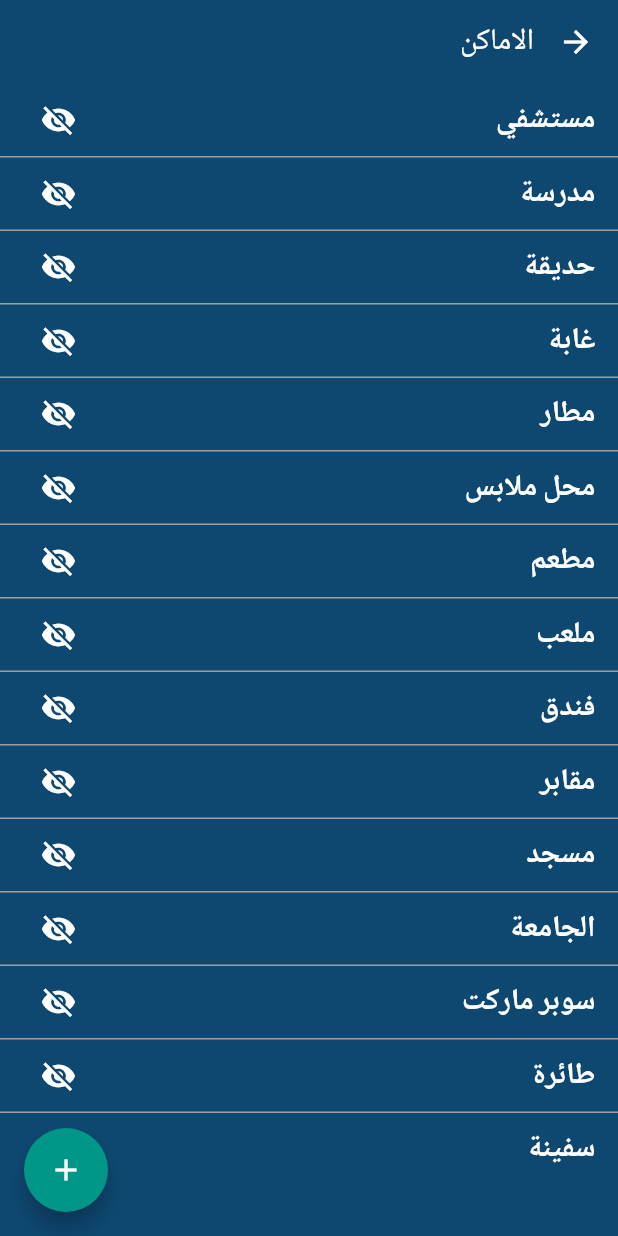
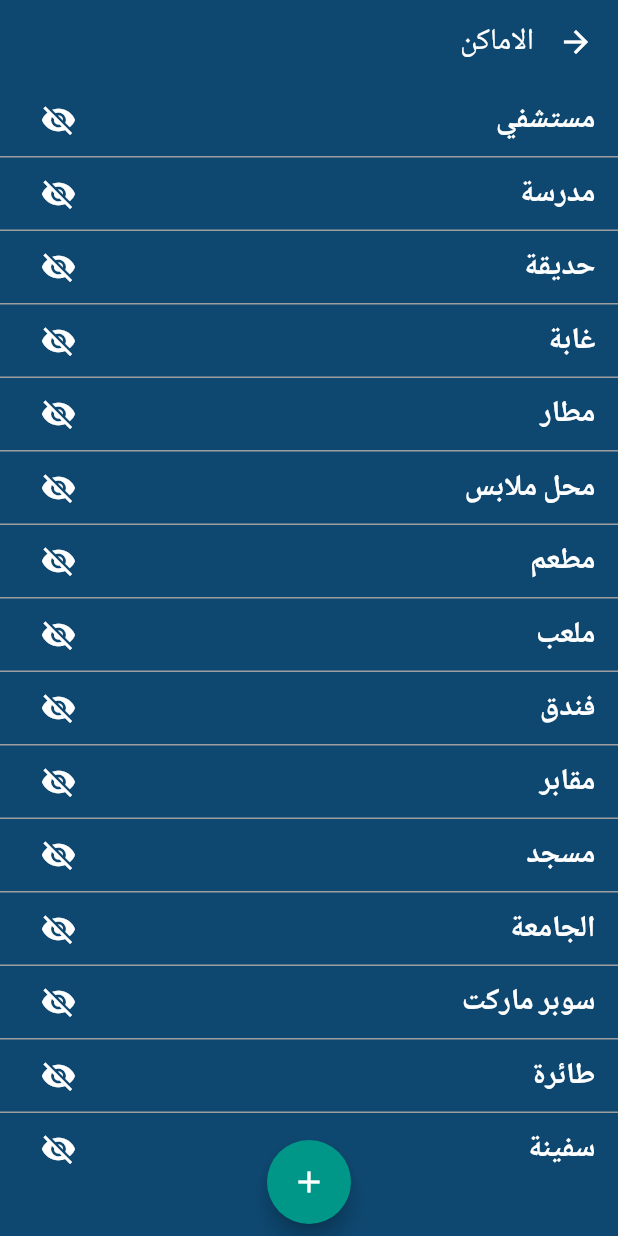
Before and after one commit to mostafaosama113/spy_game, a Flutter app: the screen it shows after launch, after a tap on "Location", on a phone screen of 412 x 824 dp. Run offline on Flutter 3.47's test engine with Material 2 defaults, Android fonts, the phone set to English and light mode, and no system bars; our stand-ins replace bloc, flip_card, flutter_bloc, font_awesome_flutter, google_fonts, shared_preferences and 1 more; missing offline and left inert: flutter_toastr; accounts and stored records are empty.

Commit message:
upgrade version

```diff
--- a/lib/layouts/locations_screen/locations_screen.dart
+++ b/lib/layouts/locations_screen/locations_screen.dart
@@ -60,7 +60,9 @@ class LocationsScreen extends StatelessWidget {
                     : const Center(
                         child: Text('No locations'),
                       ),
-            floatingActionButton: FloatingActionButton(
+            floatingActionButton: Padding(
+              padding: const EdgeInsets.all(8.0),
+              child: FloatingActionButton(
                 onPressed: () {
                   if (bloc.isAdding) {
                     if (locationText.isNotEmpty) {
@@ -110,6 +112,9 @@ class LocationsScreen extends StatelessWidget {
                 backgroundColor: Colors.teal,
                 child: Icon(bloc.isAdding ? Icons.check : Icons.add),
               ),
+            ),
+            floatingActionButtonLocation:
+                FloatingActionButtonLocation.centerDocked,
           );
         },
       ),
--- a/lib/shared/theme.dart
+++ b/lib/shared/theme.dart
@@ -22,6 +22,8 @@ ThemeData theme() {
     appBarTheme: const AppBarTheme(
       titleSpacing: .1,
       systemOverlayStyle: SystemUiOverlayStyle(
+        systemNavigationBarColor: darkBlue,
+        systemNavigationBarIconBrightness: Brightness.light,
         statusBarColor: Colors.transparent,
         statusBarBrightness: Brightness.light,
       ),
```
Also changed, not shown: lib/shared/components/card_side.dart (+6 -2 lines), pubspec.lock, 2 other files. Lines whose indentation alone changed are shown as unchanged.
